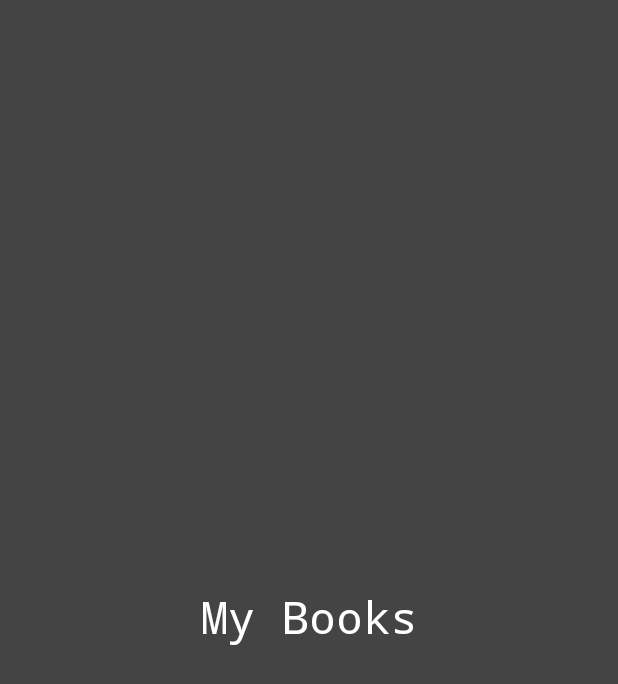
After one commit to devrath/DroidDbStorage, an Android app built with Jetpack Compose: the composable HomeModuleNavGraph shown on its own in the app's theme, on a phone screen of 412 x 824 dp. The commit adds this screen. Shown: the top 684 px of the screen. Run offline under Robolectric (Android 15) with nearby library versions, the phone set to English and light mode, and no system bars; 1 statement that could not run was skipped.

Commit message:
Added more code

```diff
--- a/Modules/RoomDbCode/compose-application/app/src/main/AndroidManifest.xml
+++ b/Modules/RoomDbCode/compose-application/app/src/main/AndroidManifest.xml
@@ -3,6 +3,7 @@
     xmlns:tools="http://schemas.android.com/tools">
 
     <application
+        android:name=".DbApplication"
         android:allowBackup="true"
         android:dataExtractionRules="@xml/data_extraction_rules"
         android:fullBackupContent="@xml/backup_rules"
@@ -13,7 +14,7 @@
         android:theme="@style/Theme.Android"
         tools:targetApi="31">
         <activity
-            android:name=".MainActivity"
+            android:name=".ui.modules.home.HomeActivity"
             android:exported="true"
             android:label="@string/app_name"
             android:theme="@style/Theme.Android">
--- /dev/null
+++ b/Modules/RoomDbCode/compose-application/app/src/main/java/com/istudio/code/ui/modules/home/navigation/HomeModuleNavGraph.kt
@@ -0,0 +1,27 @@
+package com.istudio.code.ui.modules.home.navigation
+
+import androidx.compose.runtime.Composable
+import androidx.navigation.NavHostController
+import androidx.navigation.compose.NavHost
+import androidx.navigation.compose.composable
+import com.istudio.code.ui.modules.home.screens.ScreenBookReviews
+import com.istudio.code.ui.modules.home.screens.ScreenMyBooks
+import com.istudio.code.ui.modules.home.screens.ScreenReadingList
+
+@Composable
+fun HomeModuleNavGraph(navController: NavHostController) {
+    NavHost(
+        navController = navController,
+        startDestination = HomeNavItem.MyBooks.route
+    ) {
+        composable(route = HomeNavItem.MyBooks.route) {
+            ScreenMyBooks()
+        }
+        composable(route = HomeNavItem.BookReviews.route) {
+            ScreenBookReviews()
+        }
+        composable(route = HomeNavItem.ReadingList.route) {
+            ScreenReadingList()
+        }
+    }
+}
--- /dev/null
+++ b/Modules/RoomDbCode/compose-application/app/src/main/java/com/istudio/code/ui/modules/home/screens/ScreenMyBooks.kt
@@ -0,0 +1,51 @@
+package com.istudio.code.ui.modules.home.screens
+
+import androidx.compose.foundation.background
+import androidx.compose.foundation.layout.Arrangement
+import androidx.compose.foundation.layout.Column
+import androidx.compose.foundation.layout.fillMaxSize
+import androidx.compose.foundation.layout.fillMaxWidth
+import androidx.compose.material3.Text
+import androidx.compose.runtime.Composable
+import androidx.compose.ui.Alignment
+import androidx.compose.ui.Modifier
+import androidx.compose.ui.graphics.Color
+import androidx.compose.ui.text.TextStyle
+import androidx.compose.ui.text.font.FontFamily
+import androidx.compose.ui.text.style.TextAlign
+import androidx.compose.ui.tooling.preview.Preview
+import androidx.compose.ui.unit.sp
+
+@Composable
+fun ScreenMyBooks() {
+    CurrentScreen(screenName = "My Books", backgroundColor = Color.DarkGray)
+}
+
+@Preview
+@Composable
+private fun CurrentScreen() {
+    ScreenMyBooks()
+}
+
+
+@Composable
+private fun CurrentScreen(screenName: String, backgroundColor: Color) {
+    Column(
+        modifier = Modifier
+            .fillMaxSize()
+            .background(color = backgroundColor),
+        verticalArrangement = Arrangement.Center,
+        horizontalAlignment = Alignment.CenterHorizontally
+    ) {
+        Text(
+            modifier = Modifier.fillMaxWidth(),
+            fontSize = 30.sp,
+            textAlign = TextAlign.Center,
+            fontFamily = FontFamily.Monospace,
+            style = TextStyle(
+                color = Color.White
+            ),
+            text = screenName
+        )
+    }
+}
--- a/Modules/RoomDbCode/compose-application/build.gradle.kts
+++ b/Modules/RoomDbCode/compose-application/build.gradle.kts
@@ -2,4 +2,5 @@
 plugins {
     id("com.android.application") version "8.1.0" apply false
     id("org.jetbrains.kotlin.android") version "1.8.10" apply false
+    id("com.google.dagger.hilt.android") version "2.44" apply false
 }
```
Also changed, not shown: Modules/RoomDbCode/compose-application/app/build.gradle.kts (+25 -6 lines), Modules/RoomDbCode/compose-application/app/src/main/java/com/istudio/code/DbApplication.kt (added, +9 -0 lines), Modules/RoomDbCode/compose-application/app/src/main/java/com/istudio/code/ui/modules/home/HomeActivity.kt (renamed from Modules/RoomDbCode/compose-application/app/src/main/java/com/istudio/code/MainActivity.kt, +11 -13 lines), Modules/RoomDbCode/compose-application/app/src/main/java/com/istudio/code/ui/modules/home/navigation/HomeNavItem.kt (added, +41 -0 lines), Modules/RoomDbCode/compose-application/app/src/main/java/com/istudio/code/ui/modules/home/screens/ScreenBookReviews.kt (added, +51 -0 lines), Modules/RoomDbCode/compose-application/app/src/main/java/com/istudio/code/ui/modules/home/screens/ScreenHomeContainer.kt (added, +78 -0 lines), Modules/RoomDbCode/compose-application/app/src/main/java/com/istudio/code/ui/modules/home/screens/ScreenReadingList.kt (added, +51 -0 lines).
